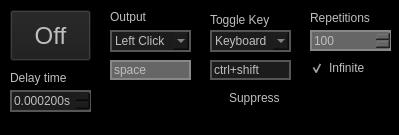
The window that gui.ui (KermitPurple/clicker) describes before a commit, drawn with Qt 5.
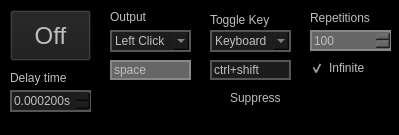
The same window after the commit.

Commit message: Disable SuppressBox when keyboard isn't selected and change style to adjust for that

What changed in the file:
```diff
--- a/gui.ui
+++ b/gui.ui
@@ -337,6 +337,9 @@
     <property name="focusPolicy">
      <enum>Qt::NoFocus</enum>
     </property>
+    <property name="styleSheet">
+     <string notr="true">QCheckBox:disabled{color:#555}QCheckBox::indicator:disabled{background:#333}</string>
+    </property>
     <property name="text">
      <string>Suppress</string>
     </property>
```
The commit also changes 2 other files.
